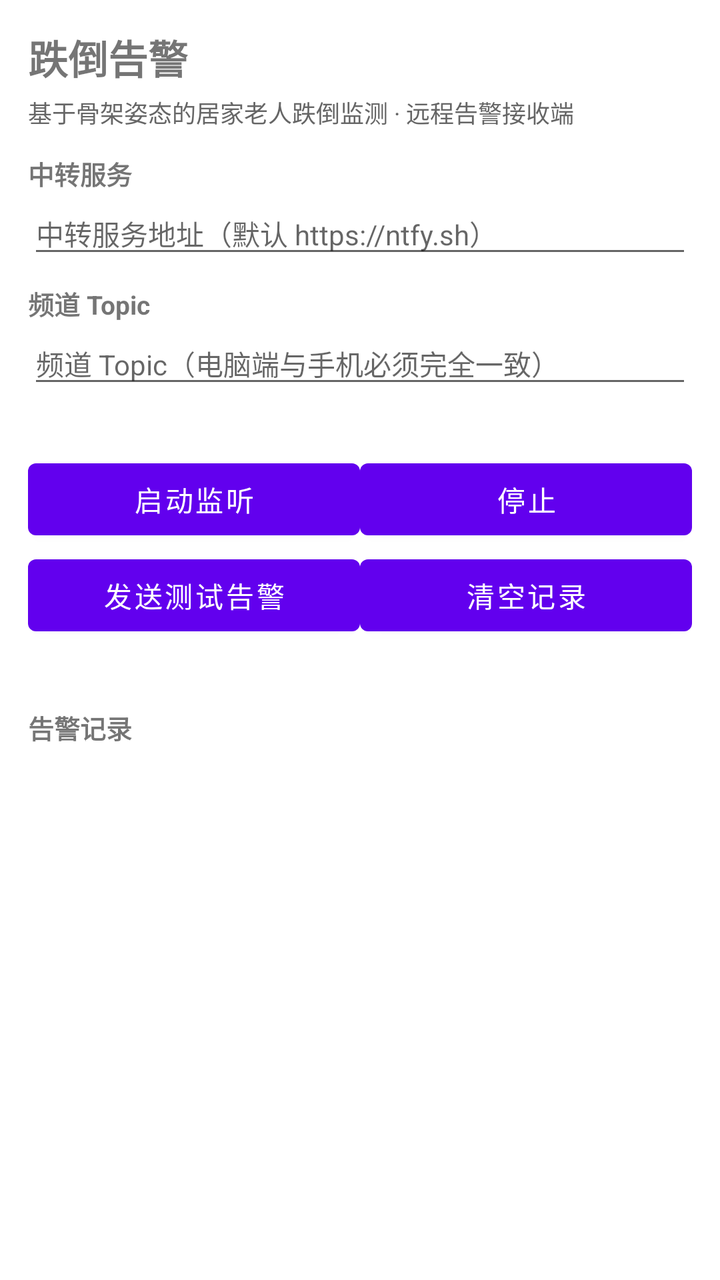
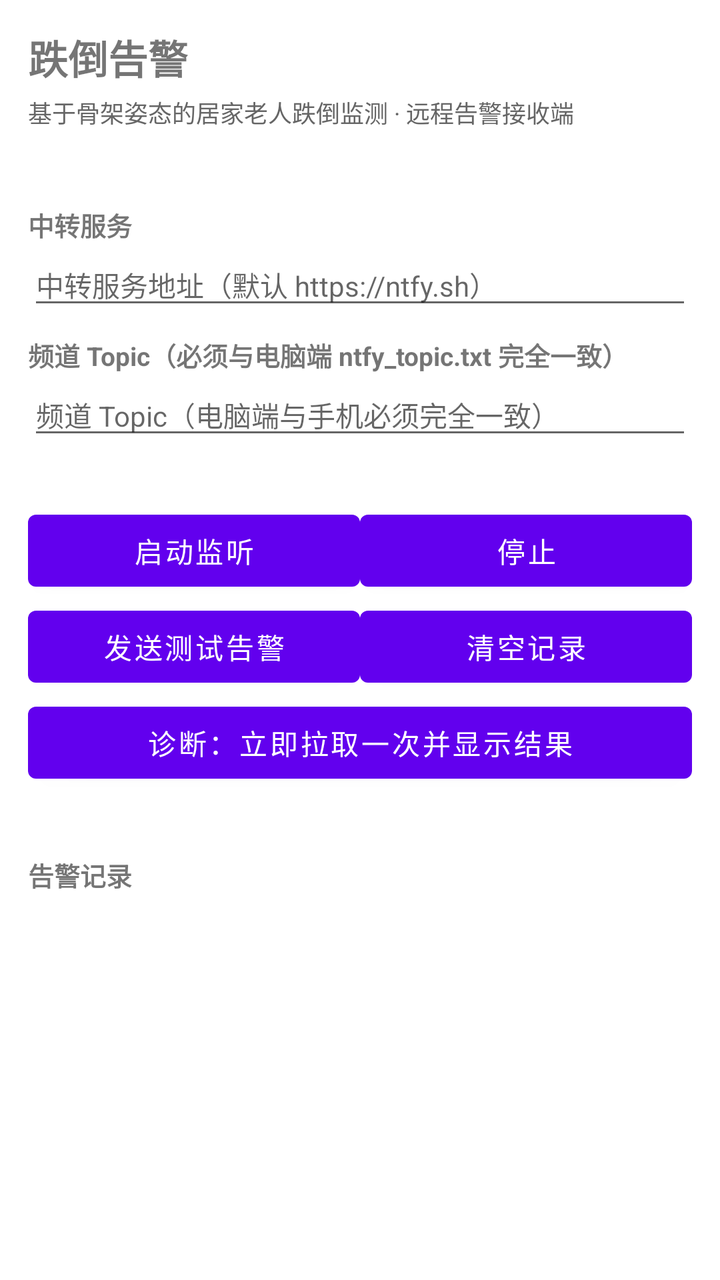

Two renders of the same Android screen: before a commit and after it. Below are the layout's source before the change and the commit's diff.
<!-- AndroidManifest.xml: fallback theme Theme.MaterialComponents.DayNight.NoActionBar -->
<!-- res/layout/activity_main.xml -->
<?xml version="1.0" encoding="utf-8"?>
<LinearLayout xmlns:android="http://schemas.android.com/apk/res/android"
    android:layout_width="match_parent"
    android:layout_height="match_parent"
    android:orientation="vertical"
    android:padding="14dp">

    <TextView
        android:layout_width="match_parent"
        android:layout_height="wrap_content"
        android:text="@string/app_name"
        android:textSize="20sp"
        android:textStyle="bold" />

    <TextView
        android:layout_width="match_parent"
        android:layout_height="wrap_content"
        android:layout_marginTop="4dp"
        android:text="基于骨架姿态的居家老人跌倒监测 · 远程告警接收端"
        android:textSize="12sp"
        android:textColor="#666666" />

    <TextView
        android:layout_width="match_parent"
        android:layout_height="wrap_content"
        android:layout_marginTop="12dp"
        android:text="中转服务"
        android:textSize="13sp"
        android:textStyle="bold" />

    <EditText
        android:id="@+id/et_server"
        android:layout_width="match_parent"
        android:layout_height="wrap_content"
        android:hint="@string/hint_server"
        android:inputType="textUri"
        android:textSize="14sp" />

    <TextView
        android:layout_width="match_parent"
        android:layout_height="wrap_content"
        android:layout_marginTop="8dp"
        android:text="频道 Topic"
        android:textSize="13sp"
        android:textStyle="bold" />

    <EditText
        android:id="@+id/et_topic"
        android:layout_width="match_parent"
        android:layout_height="wrap_content"
        android:hint="@string/hint_topic"
        android:inputType="text"
        android:textSize="14sp" />

    <TextView
        android:id="@+id/tv_url"
        android:layout_width="match_parent"
        android:layout_height="wrap_content"
        android:layout_marginTop="4dp"
        android:textSize="11sp"
        android:textColor="#1565C0"
        android:textIsSelectable="true" />

    <LinearLayout
        android:layout_width="match_parent"
        android:layout_height="wrap_content"
        android:layout_marginTop="8dp"
        android:orientation="horizontal">

        <Button
            android:id="@+id/btn_start"
            android:layout_width="0dp"
            android:layout_height="wrap_content"
            android:layout_weight="1"
            android:text="@string/btn_start" />

        <Button
            android:id="@+id/btn_stop"
            android:layout_width="0dp"
            android:layout_height="wrap_content"
            android:layout_weight="1"
            android:text="@string/btn_stop" />
    </LinearLayout>

    <LinearLayout
        android:layout_width="match_parent"
        android:layout_height="wrap_content"
        android:orientation="horizontal">

        <Button
            android:id="@+id/btn_test"
            android:layout_width="0dp"
            android:layout_height="wrap_content"
            android:layout_weight="1"
            android:text="@string/btn_test" />

        <Button
            android:id="@+id/btn_clear"
            android:layout_width="0dp"
            android:layout_height="wrap_content"
            android:layout_weight="1"
            android:text="@string/btn_clear" />
    </LinearLayout>

    <TextView
        android:id="@+id/tv_status"
        android:layout_width="match_parent"
        android:layout_height="wrap_content"
        android:layout_marginTop="6dp"
        android:textSize="12sp"
        android:textColor="#2E7D32" />

    <TextView
        android:layout_width="match_parent"
        android:layout_height="wrap_content"
        android:layout_marginTop="10dp"
        android:text="告警记录"
        android:textSize="13sp"
        android:textStyle="bold" />

    <ListView
        android:id="@+id/lv"
        android:layout_width="match_parent"
        android:layout_height="0dp"
        android:layout_weight="1"
        android:layout_marginTop="4dp" />
</LinearLayout>
<!-- resources referenced by this layout -->
<resources>
  <string name="app_name">跌倒告警</string>
  <string name="btn_clear">清空记录</string>
  <string name="btn_start">启动监听</string>
  <string name="btn_stop">停止</string>
  <string name="btn_test">发送测试告警</string>
  <string name="hint_server">中转服务地址（默认 https://ntfy.sh）</string>
  <string name="hint_topic">频道 Topic（电脑端与手机必须完全一致）</string>
</resources>

<!-- the commit's change to res/layout/activity_main.xml (unified diff, before → after) -->
@@ -21,9 +21,19 @@
         android:textColor="#666666" />
 
     <TextView
+        android:id="@+id/tv_effective"
         android:layout_width="match_parent"
         android:layout_height="wrap_content"
-        android:layout_marginTop="12dp"
+        android:layout_marginTop="10dp"
+        android:textSize="13sp"
+        android:textStyle="bold"
+        android:textColor="#B71C1C"
+        android:textIsSelectable="true" />
+
+    <TextView
+        android:layout_width="match_parent"
+        android:layout_height="wrap_content"
+        android:layout_marginTop="10dp"
         android:text="中转服务"
         android:textSize="13sp"
         android:textStyle="bold" />
@@ -40,7 +50,7 @@
         android:layout_width="match_parent"
         android:layout_height="wrap_content"
         android:layout_marginTop="8dp"
-        android:text="频道 Topic"
+        android:text="频道 Topic（必须与电脑端 ntfy_topic.txt 完全一致）"
         android:textSize="13sp"
         android:textStyle="bold" />
 
@@ -49,7 +59,7 @@
         android:layout_width="match_parent"
         android:layout_height="wrap_content"
         android:hint="@string/hint_topic"
-        android:inputType="text"
+        android:inputType="textNoSuggestions"
         android:textSize="14sp" />
 
     <TextView
@@ -102,6 +112,12 @@
             android:text="@string/btn_clear" />
     </LinearLayout>
 
+    <Button
+        android:id="@+id/btn_diag"
+        android:layout_width="match_parent"
+        android:layout_height="wrap_content"
+        android:text="@string/btn_diag" />
+
     <TextView
         android:id="@+id/tv_status"
         android:layout_width="match_parent"
<!-- resource entries referenced after the edit -->
@@ -2,6 +2,7 @@
 <resources>
   <string name="app_name">跌倒告警</string>
   <string name="btn_clear">清空记录</string>
+  <string name="btn_diag">诊断：立即拉取一次并显示结果</string>
   <string name="btn_start">启动监听</string>
   <string name="btn_stop">停止</string>
   <string name="btn_test">发送测试告警</string>
